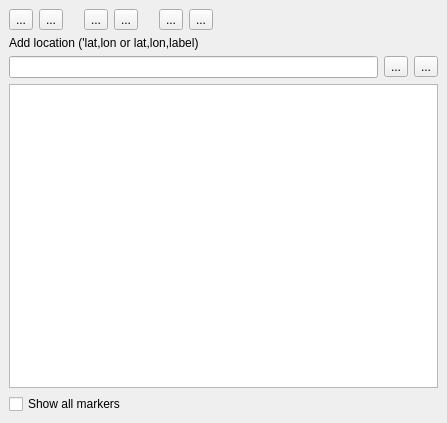
Qt form ui/multiZoomDialog.ui (NationalSecurityAgency/qgis-latlontools-plugin) before a commit.
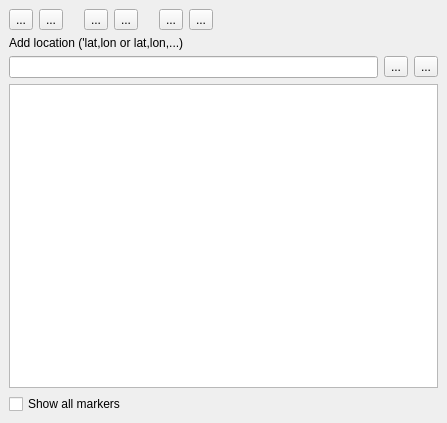
The same form after that commit.

Commit message: Added additional data fields to multi-location zoom

What changed in the file:
```diff
--- a/ui/multiZoomDialog.ui
+++ b/ui/multiZoomDialog.ui
@@ -133,7 +133,7 @@
     <item>
      <widget class="QLabel" name="label">
       <property name="text">
-       <string>Add location ('lat,lon or lat,lon,label)</string>
+       <string>Add location ('lat,lon or lat,lon,...)</string>
       </property>
      </widget>
     </item>
```
The commit also changes 5 other files.
